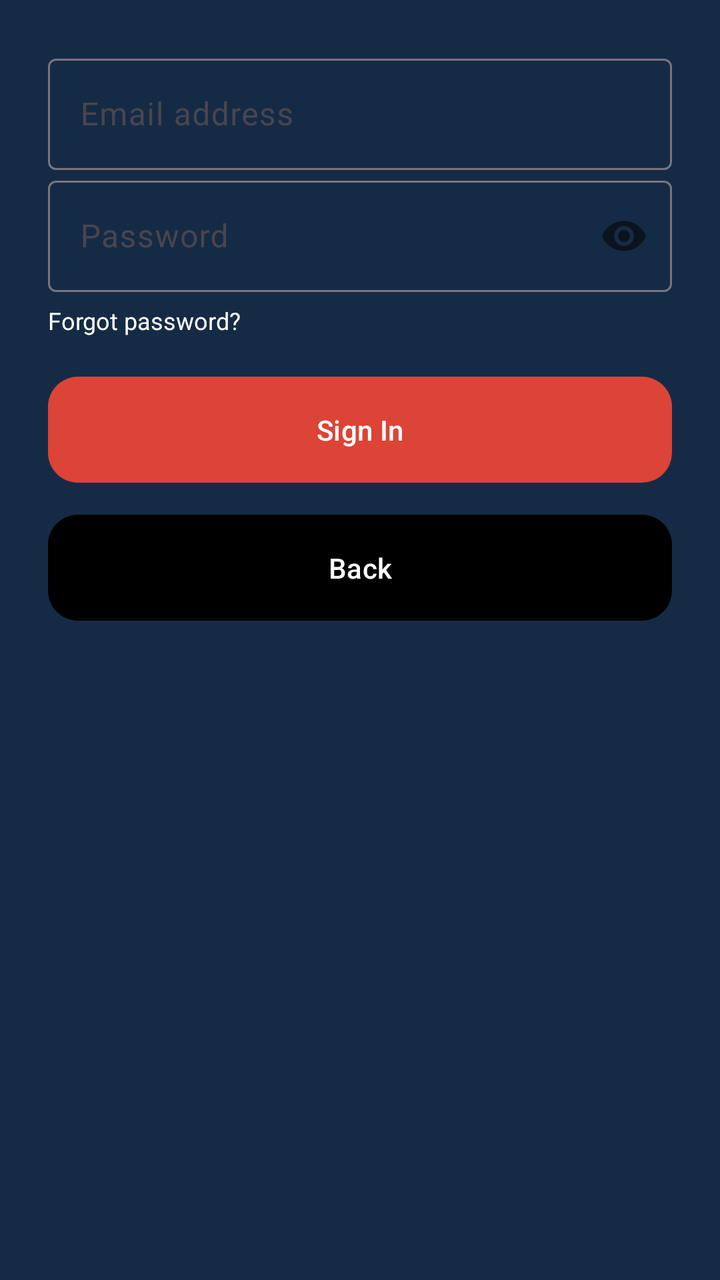
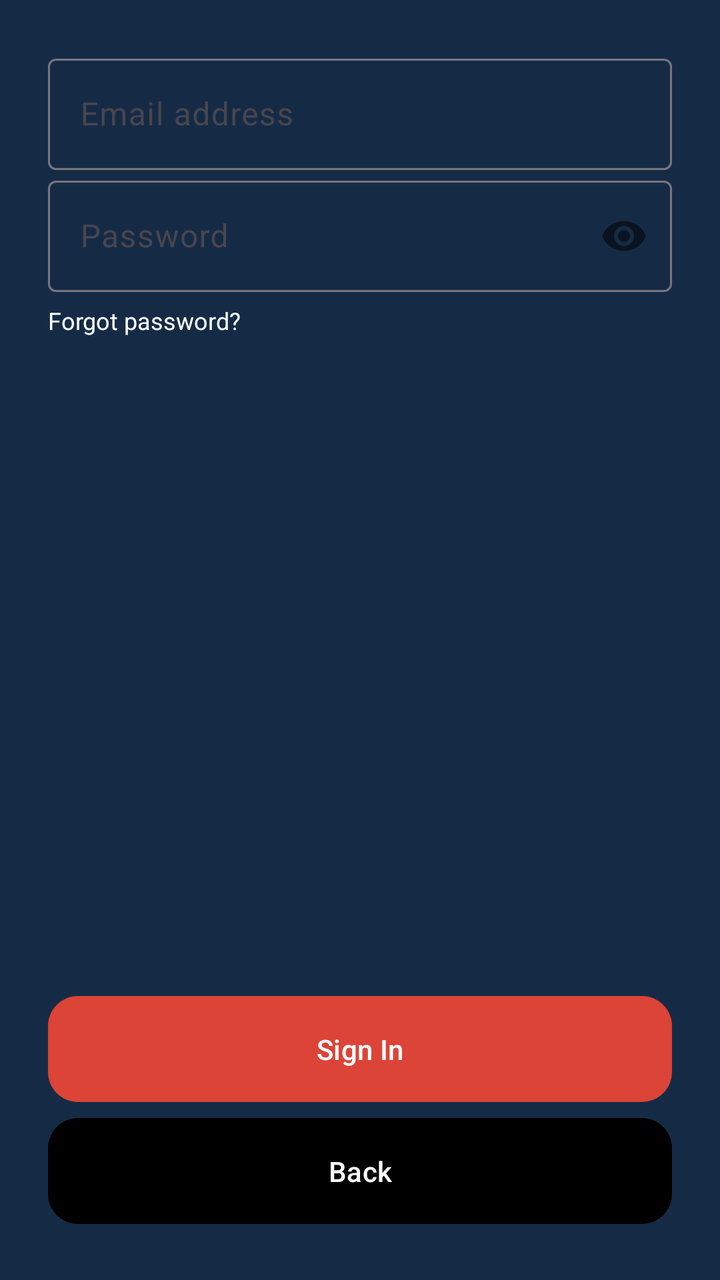

Compare the two renders of this Android layout. The source of the first and the diff that turns it into the second are given below.
<!-- AndroidManifest.xml: application theme AppTheme -->
<!-- res/layout/fragment_signin.xml -->
<?xml version="1.0" encoding="utf-8"?>
<androidx.constraintlayout.widget.ConstraintLayout 
    xmlns:android="http://schemas.android.com/apk/res/android"
    xmlns:app="http://schemas.android.com/apk/res-auto"
    android:layout_width="match_parent"
    android:layout_height="match_parent"
    android:padding="24dp">

    
    <com.google.android.material.textfield.TextInputLayout
        android:id="@+id/emailContainer"
        style="@style/Widget.Material3.TextInputLayout.OutlinedBox"
        android:layout_width="0dp"
        android:layout_height="wrap_content"
        app:layout_constraintStart_toStartOf="parent"
        app:layout_constraintEnd_toEndOf="parent"
        app:layout_constraintTop_toTopOf="parent"
        android:contentDescription="@string/signin_email_desc">

        <com.google.android.material.textfield.TextInputEditText
            android:id="@+id/emailEditText"
            android:layout_width="match_parent"
            android:layout_height="wrap_content"
            android:hint="@string/signin_email_hint"
            android:inputType="textEmailAddress" />
    </com.google.android.material.textfield.TextInputLayout>

    
    <com.google.android.material.textfield.TextInputLayout
        android:id="@+id/passwordContainer"
        style="@style/Widget.Material3.TextInputLayout.OutlinedBox"
        android:layout_width="0dp"
        android:layout_height="wrap_content"
        app:passwordToggleEnabled="true"
        app:layout_constraintStart_toStartOf="parent"
        app:layout_constraintEnd_toEndOf="parent"
        app:layout_constraintTop_toBottomOf="@id/emailContainer"
        android:contentDescription="@string/signin_password_desc">

        <com.google.android.material.textfield.TextInputEditText
            android:id="@+id/passwordEditText"
            android:layout_width="match_parent"
            android:layout_height="wrap_content"
            android:hint="@string/signin_password_hint"
            android:inputType="textPassword" />
    </com.google.android.material.textfield.TextInputLayout>

    
    <TextView
        android:id="@+id/tvForgotPassword"
        android:layout_width="wrap_content"
        android:layout_height="wrap_content"
        android:text="@string/signin_forgot_password"
        android:textColor="@android:color/white"
        android:textSize="12sp"
        android:layout_marginTop="6dp"
        android:contentDescription="@string/signin_forgot_password_desc"
        app:layout_constraintTop_toBottomOf="@id/passwordContainer"
        app:layout_constraintStart_toStartOf="@id/passwordContainer" />

    
    <com.google.android.material.button.MaterialButton
        android:id="@+id/btnLogin"
        style="@style/RedButton"
        android:text="@string/signin_login_button"
        android:contentDescription="@string/signin_login_button_desc"
        android:layout_width="0dp"
        android:layout_height="wrap_content"
        app:layout_constraintStart_toStartOf="parent"
        app:layout_constraintEnd_toEndOf="parent"
        app:layout_constraintTop_toBottomOf="@id/tvForgotPassword"
        android:layout_marginTop="16dp" />

    
    <com.google.android.material.button.MaterialButton
        android:id="@+id/btnBack"
        style="@style/BlackButton"
        android:text="@string/signin_back_button"
        android:contentDescription="@string/signin_back_button_desc"
        android:layout_width="0dp"
        android:layout_height="wrap_content"
        app:layout_constraintStart_toStartOf="parent"
        app:layout_constraintEnd_toEndOf="parent"
        app:layout_constraintTop_toBottomOf="@id/btnLogin"
        android:layout_marginTop="8dp" />

</androidx.constraintlayout.widget.ConstraintLayout>
<!-- resources referenced by this layout -->
<resources>
  <string name="signin_back_button">Back</string>
  <string name="signin_back_button_desc">Go back to the previous screen</string>
  <string name="signin_email_desc">Enter your email address</string>
  <string name="signin_email_hint">Email address</string>
  <string name="signin_forgot_password">Forgot password?</string>
  <string name="signin_forgot_password_desc">Tap to reset your password</string>
  <string name="signin_login_button">Sign In</string>
  <string name="signin_login_button_desc">Sign in to your account</string>
  <string name="signin_password_desc">Enter your account password</string>
  <string name="signin_password_hint">Password</string>
  <style name="BlackButton" parent="Widget.Material3.Button">
          <item name="backgroundTint">@android:color/black</item>
          <item name="android:textColor">@android:color/white</item>
          <item name="cornerRadius">15dp</item>
          <item name="android:minHeight">56dp</item>
          <item name="android:paddingTop">17dp</item>
          <item name="android:paddingBottom">17dp</item>
          <item name="android:elevation">0dp</item>
      </style>
  <style name="RedButton" parent="Widget.Material3.Button">
          <item name="backgroundTint">#DB4437</item>
          <item name="android:textColor">@android:color/white</item>
          <item name="cornerRadius">15dp</item>
          <item name="android:minHeight">56dp</item>
          <item name="android:paddingTop">17dp</item>
          <item name="android:paddingBottom">17dp</item>
          <item name="android:elevation">0dp</item>
      </style>
  <style name="AppTheme" parent="Theme.Material3.DayNight.NoActionBar">
  
          
          <item name="colorPrimary">@color/md_theme_light_primary</item>
          <item name="colorOnPrimary">@color/md_theme_light_onPrimary</item>
          <item name="colorSecondary">@color/md_theme_light_secondary</item>
          <item name="colorOnSecondary">@color/md_theme_light_onSecondary</item>
  
          
          <item name="android:colorBackground">@color/md_theme_light_background</item>
          <item name="colorSurface">@color/md_theme_light_surface</item>
          <item name="colorOnSurface">@color/md_theme_light_onSurface</item>
  
          
          <item name="android:statusBarColor">@color/md_theme_light_surface</item>
          <item name="android:navigationBarColor">@color/md_theme_light_surface</item>
  
          
          <item name="android:windowLightStatusBar">true</item>
          <item name="android:windowLightNavigationBar">true</item>
  
          
          <item name="windowActionBar">false</item>
          <item name="android:windowNoTitle">true</item>
      </style>
  <color name="md_theme_light_primary">#152B45</color>
  <color name="md_theme_light_onPrimary">#FFFFFF</color>
  <color name="md_theme_light_secondary">#4A6363</color>
  <color name="md_theme_light_onSecondary">#FFFFFF</color>
  <color name="md_theme_light_background">#152B45</color>
  <color name="md_theme_light_surface">#152B45</color>
  <color name="md_theme_light_onSurface">#AAB6C1</color>
</resources>

<!-- the commit's change to res/layout/fragment_signin.xml (unified diff, before → after) -->
@@ -15,6 +15,8 @@
         app:layout_constraintStart_toStartOf="parent"
         app:layout_constraintEnd_toEndOf="parent"
         app:layout_constraintTop_toTopOf="parent"
+		app:layout_constraintBottom_toTopOf="@id/passwordContainer"
+		app:layout_constraintVertical_chainStyle="packed"
         android:contentDescription="@string/signin_email_desc">
 
         <com.google.android.material.textfield.TextInputEditText
@@ -35,6 +37,7 @@
         app:layout_constraintStart_toStartOf="parent"
         app:layout_constraintEnd_toEndOf="parent"
         app:layout_constraintTop_toBottomOf="@id/emailContainer"
+		app:layout_constraintBottom_toTopOf="@id/tvForgotPassword"
         android:contentDescription="@string/signin_password_desc">
 
         <com.google.android.material.textfield.TextInputEditText
@@ -56,7 +59,9 @@
         android:layout_marginTop="6dp"
         android:contentDescription="@string/signin_forgot_password_desc"
         app:layout_constraintTop_toBottomOf="@id/passwordContainer"
-        app:layout_constraintStart_toStartOf="@id/passwordContainer" />
+        app:layout_constraintStart_toStartOf="@id/passwordContainer"
+		app:layout_constraintVertical_bias="0.5" />
+	
 
     
     <com.google.android.material.button.MaterialButton
@@ -68,8 +73,9 @@
         android:layout_height="wrap_content"
         app:layout_constraintStart_toStartOf="parent"
         app:layout_constraintEnd_toEndOf="parent"
-        app:layout_constraintTop_toBottomOf="@id/tvForgotPassword"
-        android:layout_marginTop="16dp" />
+        app:layout_constraintBottom_toTopOf="@+id/btnBack"
+        android:layout_marginTop="4dp" />
+
 
     
     <com.google.android.material.button.MaterialButton
@@ -81,7 +87,7 @@
         android:layout_height="wrap_content"
         app:layout_constraintStart_toStartOf="parent"
         app:layout_constraintEnd_toEndOf="parent"
-        app:layout_constraintTop_toBottomOf="@id/btnLogin"
-        android:layout_marginTop="8dp" />
+        app:layout_constraintBottom_toBottomOf="parent"
+        android:layout_marginTop="20dp" />
 
 </androidx.constraintlayout.widget.ConstraintLayout>
